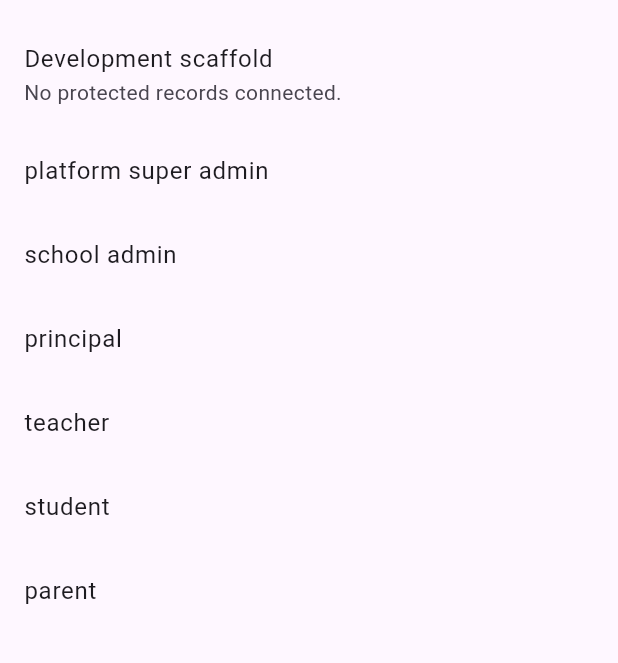
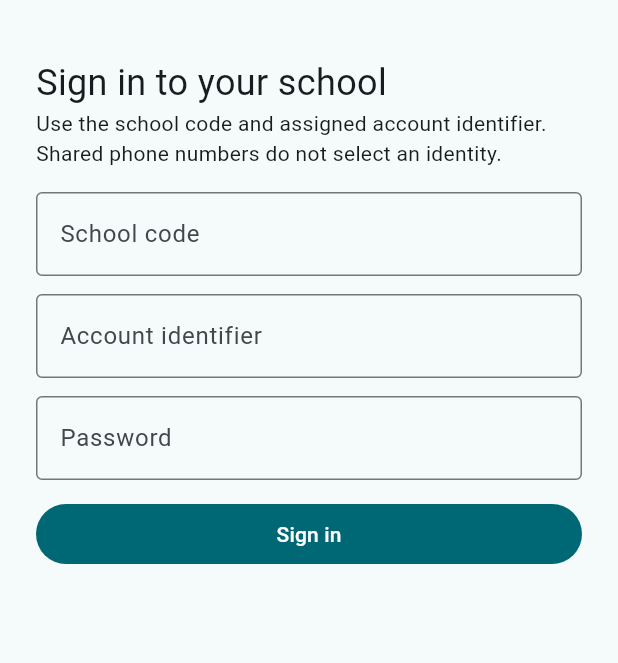
Before and after one commit to mollanuramin130/NUVIKOZ_Edu, a Flutter app: the screen it shows after launch, on a phone screen of 412 x 824 dp, the part 63-726 px from its top. Run offline on Flutter 3.47's test engine with Material 3 defaults, Android fonts, the phone set to English and light mode, and no system bars.

Commit message:
feat(auth09): apps/edu-mobile/lib

```diff
--- a/apps/edu-mobile/lib/api_client.dart
+++ b/apps/edu-mobile/lib/api_client.dart
@@ -1,32 +1,78 @@
 import 'dart:convert';
 import 'dart:io';
+import 'dart:async';
 
-class EduApiClient {
-  EduApiClient(this.baseUri, {HttpClient? client})
+class ApiFailure implements Exception {
+  const ApiFailure(this.status, this.code);
+  final int status;
+  final String code;
+  @override
+  String toString() => switch (status) {
+    401 => 'Sign in again. Credentials or session could not be verified.',
+    403 => 'School context or operation is not authorized.',
+    422 => 'Check the school code, assigned identifier and password.',
+    429 => 'Too many attempts. Please wait before trying again.',
+    _ => 'The service is unavailable. Please retry.',
+  };
+}
+abstract class ApiTransport {
+  Future<Map<String, dynamic>> send(String method, String path,
+      {Map<String, dynamic>? body, String? token, String? school});
+  void close();
+}
+
+class EduApiClient implements ApiTransport {
+  EduApiClient(this.baseUri, {HttpClient? client, bool allowLocalHttp = false})
       : _client = client ?? HttpClient() {
     final local = ['localhost', '127.0.0.1', '10.0.2.2'].contains(baseUri.host);
-    if (!['https', 'http'].contains(baseUri.scheme) ||
-        baseUri.userInfo.isNotEmpty ||
-        (baseUri.scheme != 'https' && !local)) {
+    if (baseUri.host.isEmpty || !['https', 'http'].contains(baseUri.scheme) ||
+        baseUri.userInfo.isNotEmpty || baseUri.hasQuery || baseUri.hasFragment ||
+        !['', '/'].contains(baseUri.path) ||
+        (baseUri.scheme != 'https' && !(local && allowLocalHttp))) {
       _client.close();
-      throw ArgumentError('Use HTTPS outside local development, without URL credentials.');
+      throw ArgumentError('Use an HTTPS API origin; local HTTP requires explicit test authorization.');
     }
     _client.connectionTimeout = const Duration(seconds: 10);
   }
-
   final Uri baseUri;
   final HttpClient _client;
-
-  Future<Map<String, dynamic>> health() async {
-    final request = await _client.getUrl(baseUri.resolve('/api/v1/health'));
-    request.headers.set(HttpHeaders.acceptHeader, 'application/json');
-    final response = await request.close();
-    if (response.statusCode != 200) {
-      throw HttpException('API unavailable', uri: baseUri);
+  bool _closed = false;
+  @override
+  Future<Map<String, dynamic>> send(String method, String path,
+      {Map<String, dynamic>? body, String? token, String? school}) async {
+    if (_closed) throw const ApiFailure(0, 'DISPOSED');
+    if (!RegExp(r'^/api/v1/[A-Za-z0-9/_-]+$').hasMatch(path)) {
+      throw ArgumentError('Use an API path without queries or credentials.');
     }
-    return jsonDecode(await response.transform(utf8.decoder).join())
-        as Map<String, dynamic>;
+    try {
+      final request = await _client.openUrl(method, baseUri.resolve(path))
+          .timeout(const Duration(seconds: 10));
+      request.followRedirects = false;
+      request.headers.set(HttpHeaders.acceptHeader, 'application/json');
+      if (token != null) request.headers.set(HttpHeaders.authorizationHeader, 'Bearer $token');
+      if (school != null) request.headers.set('X-School-ID', school);
+      if (body != null) { request.headers.contentType = ContentType.json; request.write(jsonEncode(body)); }
+      final response = await request.close().timeout(const Duration(seconds: 10));
+      final bytes = <int>[];
+      await for (final chunk in response.timeout(const Duration(seconds: 10))) {
+        bytes.addAll(chunk);
+        if (bytes.length > 1048576) throw const ApiFailure(0, 'MALFORMED_RESPONSE');
+      }
+      final decoded = jsonDecode(utf8.decode(bytes));
+      if (decoded is! Map<String, dynamic>) throw const ApiFailure(0, 'MALFORMED_RESPONSE');
+      if (response.statusCode < 200 || response.statusCode >= 300) {
+        final error = decoded['error'];
+        final code = error is Map && error['code'] is String ? error['code'] as String : 'API_ERROR';
+        throw ApiFailure(response.statusCode, code);
+      }
+      if (decoded['data'] is! Map<String, dynamic>) throw const ApiFailure(0, 'MALFORMED_RESPONSE');
+      return decoded;
+    } on ApiFailure { rethrow; }
+    on TimeoutException { throw const ApiFailure(0, 'NETWORK_TIMEOUT'); }
+    on IOException { throw const ApiFailure(0, 'NETWORK_UNAVAILABLE'); }
+    on FormatException { throw const ApiFailure(0, 'MALFORMED_RESPONSE'); }
   }
-
-  void close() => _client.close();
+  Future<Map<String, dynamic>> health() => send('GET', '/api/v1/health');
+  @override
+  void close() { _closed = true; _client.close(force: true); }
 }
--- a/apps/edu-mobile/lib/main.dart
+++ b/apps/edu-mobile/lib/main.dart
@@ -1,11 +1,44 @@
 import 'package:flutter/material.dart';
+import 'api_client.dart';
+import 'auth/auth_controller.dart';
+import 'auth/secure_token_store.dart';
+
 void main() => runApp(const EduApp());
-const roles = ['platform_super_admin', 'school_admin', 'principal', 'teacher', 'student', 'parent'];
-class EduApp extends StatelessWidget {
-  const EduApp({super.key});
+class EduApp extends StatefulWidget {
+  const EduApp({super.key,this.controller});
+  final AuthController? controller;
   @override
-  Widget build(BuildContext context) => MaterialApp(title: 'NUVIKOZ Edu', home: Scaffold(
-    appBar: AppBar(title: const Text('NUVIKOZ Edu')),
-    body: ListView(children: [const ListTile(title: Text('Development scaffold'), subtitle: Text('No protected records connected.')), for (final role in roles) ListTile(title: Text(role.replaceAll('_', ' ')))]),
-  ));
+  State<EduApp> createState()=>_EduAppState();
 }
+class _EduAppState extends State<EduApp> {
+  late final AuthController auth;
+  final school=TextEditingController(),identifier=TextEditingController(),password=TextEditingController();
+  @override
+  void initState(){super.initState();auth=widget.controller??AuthController(EduApiClient(Uri.parse(const String.fromEnvironment('EDU_API_BASE_URL',defaultValue:'https://api.invalid'))),PlatformSecureTokenStore());auth.restore();}
+  @override
+  void dispose(){school.dispose();identifier.dispose();password.dispose();if(widget.controller==null)auth.dispose();super.dispose();}
+  Future<void> login() async {final secret=password.text;password.clear();await auth.login(school.text.trim(),identifier.text.trim(),secret);}
+  @override
+  Widget build(BuildContext context)=>MaterialApp(title:'NUVIKOZ Edu',theme:ThemeData(colorScheme:ColorScheme.fromSeed(seedColor:const Color(0xff087F8C)),inputDecorationTheme:const InputDecorationTheme(border:OutlineInputBorder())),home:AnimatedBuilder(animation:auth,builder:(context,_) {
+    final session=auth.session;final busy=auth.state==AuthState.authenticating;
+    return Scaffold(appBar:AppBar(title:const Text('NUVIKOZ Edu')),body:Center(child:ConstrainedBox(constraints:const BoxConstraints(maxWidth:520),child:ListView(padding:const EdgeInsets.all(24),children:[
+      if(session!=null&&auth.state==AuthState.authenticated)...[
+        const Text('Signed-in identity',style:TextStyle(fontSize:24)),Text('Role: ${session.role}'),Text('School context: ${session.school}'),Text('Membership: ${session.membership}'),Text('Expires: ${session.expires.toLocal()}'),
+        if(session.privileged)const Text('Privileged mobile actions are unavailable until an approved device MFA flow exists. Use the secure browser flow.'),
+        const Text('Academic modules are not connected. No protected records are cached.'),
+        FilledButton(onPressed:()async{try{await auth.protectedGet('/api/v1/schools/${session.school}');}catch(_){}},child:const Text('Verify school access')),
+        OutlinedButton(onPressed:auth.logout,child:const Text('Sign out')),
+        TextButton(onPressed:auth.logout,child:const Text('Sign out to switch schools')),
+      ]else...[
+        const Text('Sign in to your school',style:TextStyle(fontSize:24)),const Text('Use the school code and assigned account identifier. Shared phone numbers do not select an identity.'),const SizedBox(height:16),
+        TextField(controller:school,enabled:!busy,decoration:const InputDecoration(labelText:'School code'),autofillHints:const [AutofillHints.organizationName]),const SizedBox(height:12),
+        TextField(controller:identifier,enabled:!busy,decoration:const InputDecoration(labelText:'Account identifier'),autofillHints:const [AutofillHints.username]),const SizedBox(height:12),
+        TextField(controller:password,enabled:!busy,obscureText:true,decoration:const InputDecoration(labelText:'Password'),autofillHints:const [AutofillHints.password],onSubmitted:(_){if(!busy)login();}),const SizedBox(height:12),
+        if(busy)const LinearProgressIndicator(),
+        FilledButton(onPressed:busy?null:login,child:Text(busy?'Signing in…':'Sign in')),
+        if(auth.state==AuthState.storageUnavailable)const Text('Platform-backed secure storage has not been installed in this scaffold. Authentication fails closed; no insecure persistence fallback is used.'),
+        if(auth.state==AuthState.reauthenticationRequired)const Text('Complete approved account activation/password setup before mobile sign-in.'),
+      ],if(auth.message.isNotEmpty)Semantics(liveRegion:true,child:Text(auth.message)),
+    ]))));
+  }));
+}
```
